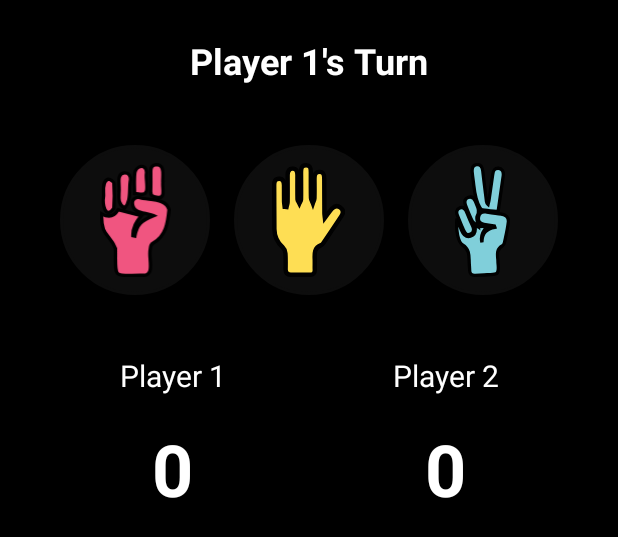
After one commit to dvk65/rockpaperscissors, an Android app: the layout temp_canvas.xml on its own in the app's theme, with its tools: preview values and no code run, on a phone screen of 412 x 824 dp. The commit adds this screen. Shown: the top 537 px of the screen. Run offline under Robolectric (Android 15) with nearby library versions, the phone set to English and light mode, and no system bars.

Commit message:
redesigned activity_main

```diff
--- /dev/null
+++ b/app/src/main/res/drawable/paper.xml
@@ -0,0 +1,11 @@
+<vector xmlns:android="http://schemas.android.com/apk/res/android"
+    android:width="66.55dp"
+    android:height="104dp"
+    android:viewportWidth="66.55"
+    android:viewportHeight="104">
+  <path
+      android:pathData="M62.2,40.52c-2.94,-2.1 -5.6,-1.04 -7.71,1.37 -2,2.29 -3.71,4.83 -6.29,8.24 -0.24,-2.12 -0.45,-3.12 -0.45,-4.13 -0.06,-10.55 -0.09,-21.11 -0.13,-31.66 -0.01,-3.05 -0.19,-6.22 -4.27,-6.23 -4.25,0 -4.6,3.18 -4.58,6.47 0.04,5.81 0.14,11.63 -0.03,17.43 -0.05,1.59 -0.96,3.15 -1.48,4.73 -0.61,-1.66 -1.71,-3.31 -1.76,-4.98 -0.2,-7.8 -0.12,-15.6 -0.12,-23.4 0,-3.08 -0.22,-6.26 -4.18,-6.36 -4.17,-0.11 -4.72,3.06 -4.7,6.39 0.04,8.26 0.12,16.52 0,24.78 -0.02,1.25 -1,2.49 -1.54,3.73 -0.6,-1.21 -1.71,-2.4 -1.73,-3.62 -0.16,-7.34 -0.09,-14.68 -0.06,-22.02 0,-3.17 -0.6,-6.19 -4.46,-6.13 -3.78,0.06 -4.46,3.01 -4.44,6.22 0.05,8.11 0.09,16.21 0,24.32 -0.02,1.51 -0.64,3.01 -0.98,4.51 -0.59,-0.06 -1.18,-0.12 -1.77,-0.17 -0.19,-1.54 -0.51,-3.08 -0.54,-4.63 -0.08,-5.05 -0.04,-10.09 -0.07,-15.14 -0.02,-2.93 -0.47,-5.82 -4.18,-5.91 -3.83,-0.09 -4.73,2.59 -4.71,5.9 0.08,13.31 0.05,26.61 0.17,39.92 0.06,6.59 2.57,12.09 7.45,16.67 1.43,1.34 2.46,3.71 2.62,5.69 0.39,4.86 0.19,9.78 0.18,14.67 -0.01,3.24 1.6,4.81 4.77,4.82 5.81,0 11.62,0 17.43,-0.06 2.94,-0.03 4.5,-1.41 4.35,-4.57 -0.15,-3.05 0.06,-6.12 -0.05,-9.17 -0.2,-5.38 -0.71,-10.8 5.8,-13.3 0.91,-0.35 1.67,-1.37 2.26,-2.24 5.49,-8.11 11.01,-16.21 16.36,-24.42 1.76,-2.71 1.83,-5.61 -1.12,-7.71Z"
+      android:strokeWidth="4"
+      android:fillColor="#fede54"
+      android:strokeColor="#010101"/>
+</vector>
--- /dev/null
+++ b/app/src/main/res/drawable/rock.xml
@@ -0,0 +1,31 @@
+<vector xmlns:android="http://schemas.android.com/apk/res/android"
+    android:width="63.78dp"
+    android:height="103dp"
+    android:viewportWidth="63.78"
+    android:viewportHeight="103">
+  <path
+      android:pathData="M35.39,31.15c-3.58,-0.58 -6.19,1.83 -6.08,5.04 0.67,10.24 11.55,8.04 19,11.37 -10.5,3.96 -14.89,7.91 -16.85,18.4 -0.6,-0.09 -1.21,-0.19 -1.81,-0.28 -0.1,-7.49 2.49,-12.52 7.75,-18.05 -7.09,-1.85 -14,-3.65 -20.98,-5.48 -3.72,6.29 -8.59,7.43 -14.85,3.76 -1.03,20.73 8.19,18.74 12.44,31.28 0.28,28.56 -3.14,23.87 24.96,24.23 11.27,0.42 4.32,-16.57 6.41,-23.61 0.09,-1.83 0.96,-4.47 2.33,-5.25 11.94,-6.82 13.45,-18.63 14.55,-30.4 -2.45,-10.81 -18.34,-8.28 -26.87,-11.02Z"
+      android:strokeWidth="3"
+      android:fillColor="#f05580"
+      android:strokeColor="#010101"/>
+  <path
+      android:pathData="M53.26,31.09c5.99,0.22 2.65,-9.82 3.47,-13.64h-0.07c-0.4,-5.47 2.48,-16.03 -5.99,-15.95 -3.52,0.24 -4.77,2.57 -4.79,5.76 -0.04,5.98 0.19,11.96 -0.1,17.92 -0.27,5.72 4.16,5.6 7.48,5.9Z"
+      android:strokeWidth="3"
+      android:fillColor="#f05580"
+      android:strokeColor="#010101"/>
+  <path
+      android:pathData="M17.24,24.7s0.06,0 0.09,0c-0.15,6.21 -1.57,12.29 4.83,15.93 6.43,-6.34 3.72,-17 5.4,-25.33 0.26,-3.56 -1.26,-6.41 -5.37,-6.3 -7.68,0.59 -4.2,10.55 -4.95,15.7Z"
+      android:strokeWidth="3"
+      android:fillColor="#f05580"
+      android:strokeColor="#010101"/>
+  <path
+      android:pathData="M12.5,40.85c0.54,-7.5 0.54,-15.07 0.03,-22.58 -0.1,-1.45 -3.28,-3.58 -5.15,-3.7 -5.68,1.79 -3.99,10.18 -4.07,14.95 -1.16,6.91 1.13,22.25 9.19,11.33Z"
+      android:strokeWidth="3"
+      android:fillColor="#f05580"
+      android:strokeColor="#010101"/>
+  <path
+      android:pathData="M36.1,28.02c10.45,2.35 4.37,-13.26 5.89,-19.13 0.02,-8.7 -9.13,-6.61 -10.52,-0.09 -0.75,6.01 -0.26,12.17 -0.26,18.75 2.15,0.19 3.56,0.15 4.89,0.47Z"
+      android:strokeWidth="3"
+      android:fillColor="#f05580"
+      android:strokeColor="#010101"/>
+</vector>
--- /dev/null
+++ b/app/src/main/res/drawable/round_button_background.xml
@@ -0,0 +1,8 @@
+<?xml version="1.0" encoding="utf-8"?>
+<shape xmlns:android="http://schemas.android.com/apk/res/android"
+    android:shape="oval">
+    <solid android:color="@color/rich_black" />
+    <stroke
+        android:width="2dp"
+        android:color="@color/rich_black" />
+</shape>
--- /dev/null
+++ b/app/src/main/res/drawable/scissors.xml
@@ -0,0 +1,26 @@
+<vector xmlns:android="http://schemas.android.com/apk/res/android"
+    android:width="50.31dp"
+    android:height="103dp"
+    android:viewportWidth="50.31"
+    android:viewportHeight="103">
+  <path
+      android:pathData="M42.62,46.29c-4.8,-0.8 -9.63,-1.44 -14.45,-2.09 -3.69,-0.5 -6.13,1.14 -6.66,4.79 -0.54,3.66 1.3,5.89 5.04,6.43 3.16,0.46 6.31,0.94 9.47,1.41 0.14,0.41 0.28,0.81 0.42,1.22 -7.89,1.2 -11.95,5.58 -11.77,13.59 -1.78,-5.97 0.81,-10.16 4.84,-14.61 -3.65,0.21 -7.3,0.42 -11.09,0.63 0.54,4.19 -0.32,7.32 -4.28,8.54 -3.46,1.06 -6.26,-0.92 -8.24,-5.61 -1.44,-3.41 -2.76,-6.87 -4.13,-10.31 -0.44,5.15 -0.39,10.19 0.66,15.01 0.7,3.18 2.07,7.31 4.5,8.8 6.26,3.84 5.92,9.48 6.07,15.3 0.07,2.5 0.38,5 0.41,7.51 0.03,3.44 1.83,4.74 5.06,4.58 3.68,-0.19 7.36,-0.29 11.04,-0.54 8.71,-0.59 11.08,0.98 9.82,-10.54 -0.11,-1.02 -0.02,-2.07 -0.13,-3.09 -0.51,-4.85 -1.25,-9.69 4.24,-12.6 0.9,-0.48 1.61,-1.86 1.84,-2.94 1.31,-6.17 2.84,-12.34 3.51,-18.59 0.41,-3.8 -2.33,-6.25 -6.16,-6.89Z"
+      android:strokeWidth="3"
+      android:fillColor="#80cfda"
+      android:strokeColor="#010101"/>
+  <path
+      android:pathData="M16.53,14.91c1.23,8.56 1.22,17.44 6.12,25.09 0.63,0.98 1.64,2.24 2.62,2.39 4.49,0.7 9.04,1.05 14.13,1.58 1.59,-10.9 3.16,-21.39 4.65,-31.9 0.63,-4.45 -0.9,-7.11 -4.22,-7.32 -4.31,-0.28 -4.93,2.87 -5.39,6.09 -1.07,7.45 -2.13,14.9 -3.24,22.34 -0.21,1.43 -0.62,2.83 -0.94,4.24 -1.15,-0.99 -1.37,-1.8 -1.47,-2.62 -1.16,-9.22 -2.38,-18.43 -3.42,-27.66 -0.41,-3.62 -1.8,-6.12 -5.77,-5.58 -3.87,0.53 -4.2,3.58 -3.87,6.75 0.23,2.2 0.48,4.4 0.8,6.59Z"
+      android:strokeWidth="3"
+      android:fillColor="#80cfda"
+      android:strokeColor="#010101"/>
+  <path
+      android:pathData="M7.32,59.8s0.07,-0.03 0.11,-0.05c0.18,0.4 0.36,0.8 0.53,1.21 1.22,2.95 3.14,4.88 6.46,3.22 3.14,-1.57 3.12,-4.19 1.74,-7.14 -1.93,-4.13 -3.71,-8.32 -5.44,-12.54 -1.18,-2.88 -2.88,-5.17 -6.24,-3.91 -3.27,1.23 -3.45,4 -2.2,6.98 1.7,4.07 3.37,8.15 5.05,12.23Z"
+      android:strokeWidth="3"
+      android:fillColor="#80cfda"
+      android:strokeColor="#010101"/>
+  <path
+      android:pathData="M15.9,52.73c0.87,1.69 3.07,2.69 5.38,4.58 -0.58,-4.32 -2.04,-7.47 -1.04,-9.24 2.95,-5.25 0,-9.17 -1.71,-13.51 -1.2,-3.07 -3.44,-4.63 -6.55,-3.42 -3.24,1.26 -3.44,4.21 -2.34,7.06 1.91,4.92 3.86,9.85 6.27,14.53Z"
+      android:strokeWidth="3"
+      android:fillColor="#80cfda"
+      android:strokeColor="#010101"/>
+</vector>
--- /dev/null
+++ b/app/src/main/res/layout/temp_canvas.xml
@@ -0,0 +1,128 @@
+<?xml version="1.0" encoding="utf-8"?>
+<LinearLayout xmlns:android="http://schemas.android.com/apk/res/android"
+    xmlns:tools="http://schemas.android.com/tools"
+    android:id="@+id/mainLayout"
+    android:layout_width="match_parent"
+    android:layout_height="match_parent"
+    android:orientation="vertical"
+    android:gravity="center_horizontal"
+    android:padding="24dp"
+    android:background="@color/black"
+    tools:context=".MainActivity">
+
+    <!-- Turn Indicator -->
+    <TextView
+        android:id="@+id/turnTextView"
+        android:layout_width="wrap_content"
+        android:layout_height="wrap_content"
+        android:text="@string/player_1_s_turn"
+        android:textSize="24sp"
+        android:textStyle="bold"
+        android:textColor="@color/white"
+        android:layout_marginBottom="32dp" />
+
+    <!-- Rock, Paper, Scissors Buttons -->
+    <LinearLayout
+        android:id="@+id/buttonsLayout"
+        android:layout_width="wrap_content"
+        android:layout_height="wrap_content"
+        android:orientation="horizontal"
+        android:gravity="center"
+        android:layout_marginBottom="32dp">
+
+        <ImageButton
+            android:id="@+id/rockButton"
+            android:layout_width="100dp"
+            android:layout_height="100dp"
+            android:layout_margin="8dp"
+            android:background="@drawable/round_button_background"
+            android:scaleType="centerInside"
+            android:padding="12dp"
+            android:src="@drawable/rock"
+            android:contentDescription="@string/rock" />
+
+        <ImageButton
+            android:id="@+id/paperButton"
+            android:layout_width="100dp"
+            android:layout_height="100dp"
+            android:layout_margin="8dp"
+            android:background="@drawable/round_button_background"
+            android:contentDescription="@string/paper"
+            android:padding="12dp"
+            android:scaleType="centerInside"
+            android:src="@drawable/paper" />
+
+        <ImageButton
+            android:id="@+id/scissorsButton"
+            android:layout_width="100dp"
+            android:layout_height="100dp"
+            android:layout_margin="8dp"
+            android:background="@drawable/round_button_background"
+            android:scaleType="centerInside"
+            android:padding="12dp"
+            android:src="@drawable/scissors"
+            android:contentDescription="@string/scissors" />
+    </LinearLayout>
+
+    <!-- Score Labels -->
+    <LinearLayout
+        android:id="@+id/scoreLabelsLayout"
+        android:layout_width="match_parent"
+        android:layout_height="wrap_content"
+        android:orientation="horizontal"
+        android:gravity="center">
+
+        <TextView
+            android:id="@+id/player1Score_label"
+            android:layout_width="0dp"
+            android:layout_height="wrap_content"
+            android:layout_weight="1"
+            android:text="@string/player_1"
+            android:gravity="center"
+            android:textSize="20sp"
+            android:textColor="@color/white" />
+
+        <TextView
+            android:id="@+id/player2Score_label"
+            android:layout_width="0dp"
+            android:layout_height="wrap_content"
+            android:layout_weight="1"
+            android:text="@string/player_2"
+            android:gravity="center"
+            android:textSize="20sp"
+            android:textColor="@color/white" />
+    </LinearLayout>
+
+    <!-- Score Values -->
+    <LinearLayout
+        android:id="@+id/scoresLayout"
+        android:layout_width="match_parent"
+        android:layout_height="wrap_content"
+        android:orientation="horizontal"
+        android:gravity="center"
+        android:layout_marginTop="16dp">
+
+        <TextView
+            android:id="@+id/player1Score"
+            android:layout_width="0dp"
+            android:layout_height="wrap_content"
+            android:layout_weight="1"
+            android:text="@string/_0"
+            android:gravity="center"
+            android:textSize="48sp"
+            android:textColor="@color/white"
+            android:textStyle="bold" />
+
+        <TextView
+            android:id="@+id/player2Score"
+            android:layout_width="0dp"
+            android:layout_height="wrap_content"
+            android:layout_weight="1"
+            android:text="@string/_0"
+            android:gravity="center"
+            android:textSize="48sp"
+            android:textColor="@color/white"
+            android:textStyle="bold" />
+    </LinearLayout>
+
+</LinearLayout>
--- a/app/src/main/res/values/colors.xml
+++ b/app/src/main/res/values/colors.xml
@@ -2,4 +2,6 @@
 <resources>
     <color name="black">#FF000000</color>
     <color name="white">#FFFFFFFF</color>
+
+    <color name="rich_black">#0D0D0D</color>"
 </resources>
--- a/app/src/main/res/values/strings.xml
+++ b/app/src/main/res/values/strings.xml
@@ -3,6 +3,13 @@
     <string name="enter_your_message">Enter your message</string>
     <string name="send">Send</string>
     <string name="clear">Clear</string>
+    <string name="player_1">Player 1</string>
+    <string name="player_2">Player 2</string>
+    <string name="scissors">Scissors</string>
+    <string name="paper">Paper</string>
+    <string name="rock">Rock</string>
+    <string name="_0">0</string>
+    <string name="player_1_s_turn">Player 1\'s Turn</string>
     <string-array name="game_options">
         <item>Rock</item>
         <item>Paper</item>
```
Also changed, not shown: 4 other files.
